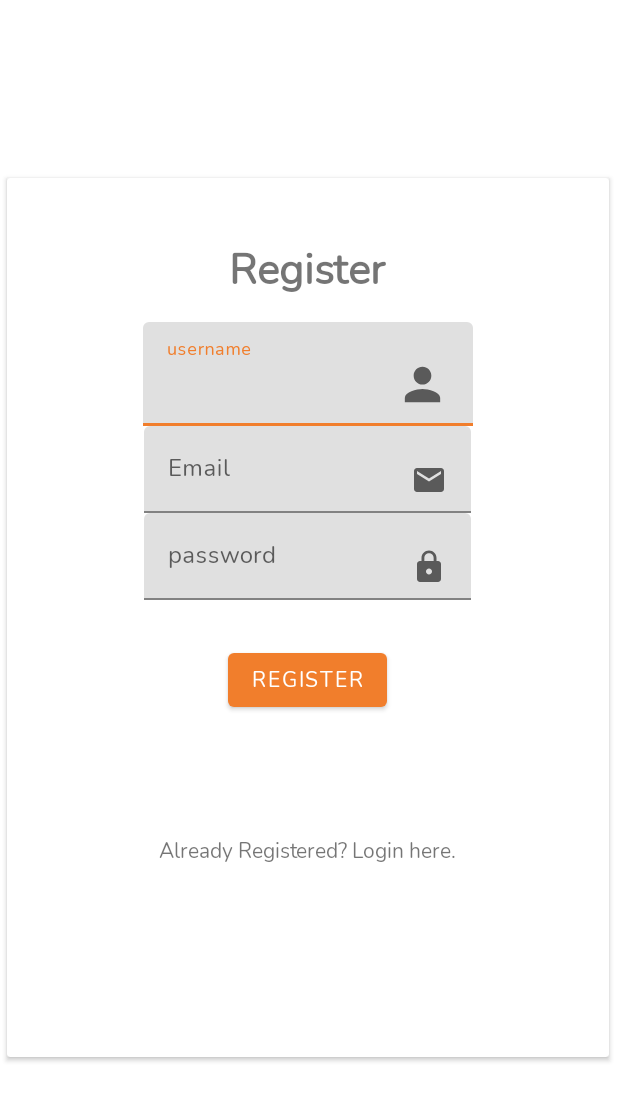
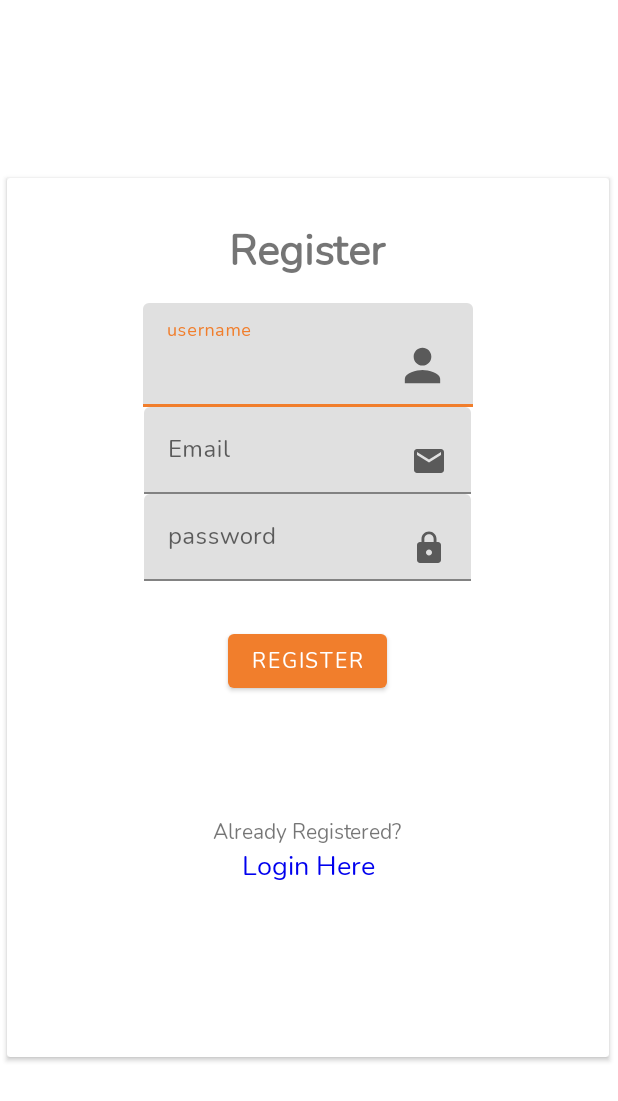
Before and after one commit to KotaCanchela/RestaurantBookingSystem, an Android app: the RegisterActivity screen opened directly, with no data from a screen before it, on a phone screen of 412 x 824 dp. Shown: the top 1101 px of the screen. Run offline under Robolectric (Android 15) with nearby library versions, the phone set to English and light mode, and no system bars; our stand-ins replace Firebase (no records; nobody signed in at launch, a user with empty details on screens opened directly).

Commit message:
Updated Register page link text to be consistent with the login page.

```diff
--- a/app/src/main/java/com/cs990/restaurantbookingapp/loginAndRegister/RegisterActivity.kt
+++ b/app/src/main/java/com/cs990/restaurantbookingapp/loginAndRegister/RegisterActivity.kt
@@ -22,7 +22,7 @@ class RegisterActivity : BaseActivity() {
         binding = ActivityRegisterBinding.inflate(layoutInflater)
         setContentView(binding.root)
 
-        binding.loginText.setOnClickListener{
+        binding.loginText2.setOnClickListener{
             val loginPage = Intent(this, LoginActivity::class.java)
             startActivity(loginPage)
             finish()
--- a/app/src/main/res/layout/activity_register.xml
+++ b/app/src/main/res/layout/activity_register.xml
@@ -101,13 +101,26 @@
                 app:layout_constraintTop_toBottomOf="@+id/editPassword" />
 
             <TextView
-                android:id="@+id/loginText"
+                android:id="@+id/loginText1"
                 android:layout_width="199dp"
                 android:layout_height="wrap_content"
                 android:ems="10"
+                android:gravity="center"
                 android:inputType="text"
-                android:text="Already Registered? Login here."
+                android:text="Already Registered?"
+                tools:layout_editor_absoluteX="97dp"
+                tools:layout_editor_absoluteY="555dp" />
+
+            <TextView
+                android:id="@+id/loginText2"
+                android:layout_width="match_parent"
+                android:layout_height="wrap_content"
+                android:ems="10"
                 android:gravity="center"
+                android:inputType="text"
+                android:text="Login Here"
+                android:textColor="#0000EE"
+                android:textSize="18sp"
                 tools:layout_editor_absoluteX="97dp"
                 tools:layout_editor_absoluteY="555dp" />
 
```
